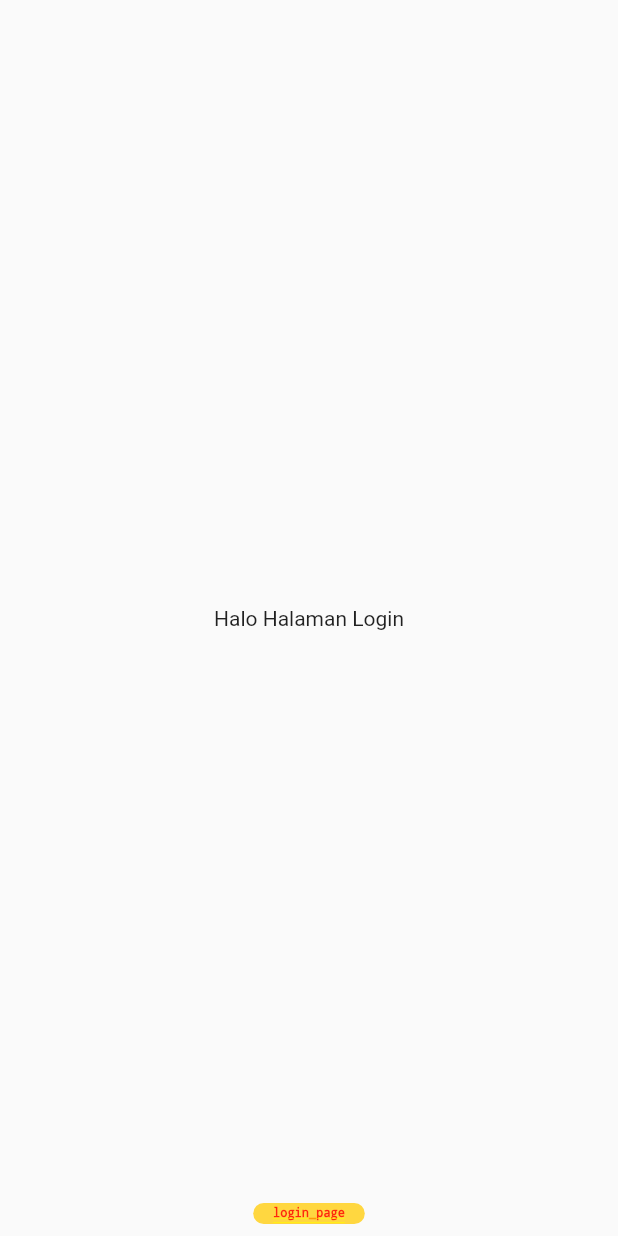
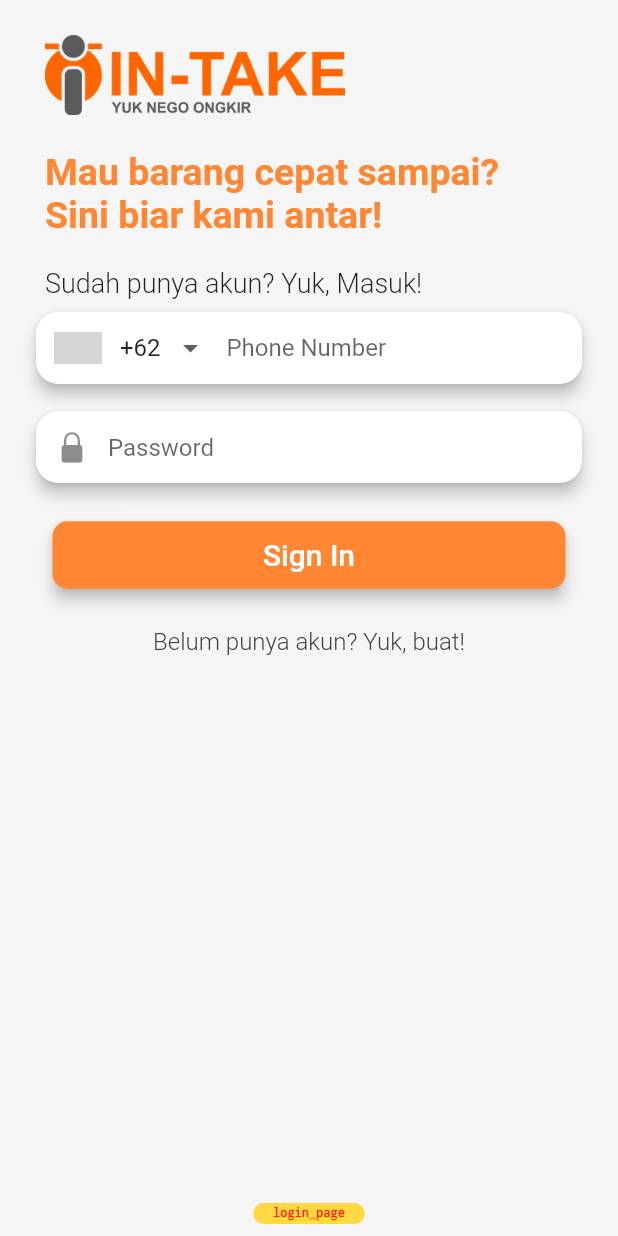
Before and after one commit to mrizkynurfajrie/antaranter-customer, a Flutter app: the screen it shows after launch, on a phone screen of 412 x 824 dp. Run offline on Flutter 3.47's test engine with Material 2 defaults, Android fonts, the phone set to English and light mode, and no system bars; drawn by our look-alikes of intl_phone_number_input; our stand-ins replace flutter_screenutil, get, get_storage; Roboto replaces fonts that are missing (DMSans); grey boxes are pictures that could not be loaded.

Commit message:
Log in ui has been made

```diff
--- a/lib/features/login/controller_login.dart
+++ b/lib/features/login/controller_login.dart
@@ -1,10 +1,15 @@
+import 'package:flutter/cupertino.dart';
 import 'package:get/get.dart';
-
+import 'package:intl_phone_number_input/intl_phone_number_input.dart';
 import 'api_login.dart';
-
-
 
 class ControllerLogin extends GetxController {
   final ApiLogin api;
   ControllerLogin({required this.api});
+
+  String initialCountry = 'ID';
+  PhoneNumber number = PhoneNumber(isoCode: 'ID');
+
+  var edtPhoneControl = TextEditingController();
+  var edtPassword = TextEditingController();
 }
--- a/lib/features/login/page_login.dart
+++ b/lib/features/login/page_login.dart
@@ -1,17 +1,114 @@
-
-
+import 'package:flutter/cupertino.dart';
 import 'package:flutter/material.dart';
 import 'package:get/get.dart';
-
+import 'package:intake_customer/shared/constans/colors.dart';
+import 'package:intake_customer/shared/widgets/uiComponenr.dart';
+import 'package:intl_phone_number_input/intl_phone_number_input.dart';
 import 'controller_login.dart';
 
-class PageLogin extends StatelessWidget {
+class PageLogin extends GetView<ControllerLogin> {
   const PageLogin({ Key? key }) : super(key: key);
 
   @override
   Widget build(BuildContext context) {
     return Scaffold(
-      body: Center(child: Text("Halo Halaman Login"),),
+      body: SafeArea(
+        child: Stack(
+          children: <Widget>[
+            Container(
+                height: MediaQuery.of(context).size.height,
+                width: MediaQuery.of(context).size.width,
+                color: Color(0xfff5f5f5)
+            ),
+            Column(
+              crossAxisAlignment: CrossAxisAlignment.start,
+              children: <Widget>[
+                Container(
+                  margin: EdgeInsets.only(top: 0, left: 30),
+                  child: Image(
+                    image: AssetImage("assets/logo/logo-besar.png"),
+                    height: 100,
+                    width: 200,
+                  ),
+                ),
+                Container(
+                  margin: EdgeInsets.only(top: 0, left: 30),
+                  child: Text(
+                    "Mau barang cepat sampai?\nSini biar kami antar!",
+                    style: TextStyle(
+                      fontSize: 25,
+                      color: AppColor.primaryColor.shade400,
+                      fontWeight: FontWeight.w600,
+                    ),
+                  ),
+                ),
+                Container(
+                  margin: EdgeInsets.only(top: 20, left: 30),
+                  child: Text(
+                    "Sudah punya akun? Yuk, Masuk!",
+                    style: TextStyle(
+                      fontSize: 18,
+                      fontWeight: FontWeight.w300,
+                    ),
+                  ),
+                ),
+                Container(
+                  margin: EdgeInsets.only(top: 5, left: 20, right: 20),
+                  child: Card(
+                    elevation: 4,
+                    shape: RoundedRectangleBorder(
+                        borderRadius: BorderRadius.circular(15)
+                    ),
+                    child: InternationalPhoneNumberInput(
+                      onInputChanged: (PhoneNumber value) {},
+                      textFieldController: controller.edtPhoneControl,
+                      initialValue: controller.number,
+                      hintText: 'Phone Number',
+                      inputBorder: InputBorder.none,
+                    ),
+                  ),
+                ),
+                Container(
+                  margin: EdgeInsets.only(top: 10, left: 20, right: 20),
+                  child: Card(
+                    elevation: 4,
+                    shape: RoundedRectangleBorder(
+                        borderRadius: BorderRadius.circular(15)),
+                    child: uiComponent().edtField(controller.edtPassword,
+                        prefIcon: Icon(CupertinoIcons.lock_fill)),
+                  ),
+                ),
+                Container(
+                  margin: EdgeInsets.only(top: 20, left: 35, right: 35),
+                  child: uiComponent().buttonStyle_one(
+                      'Sign In',
+                      context,
+                      AppColor.primaryColor.shade400,
+                          (){}
+                  ),
+                ),
+                Container(
+                  margin: EdgeInsets.only(top: 10),
+                  child: Align(
+                    alignment: Alignment.center,
+                    child: TextButton(
+                      onPressed: (){},
+                      child: Text(
+                        "Belum punya akun? Yuk, buat!",
+                        style: TextStyle(
+                          color: AppColor.bodyColor.shade800,
+                          fontSize: 16,
+                          fontWeight: FontWeight.w300,
+                        ),
+                      ),
+                    ),
+                  ),
+                )
+              ],
+            )
+          ],
+        ),
+      ),
     );
   }
 }
--- a/lib/routes/app_pages.dart
+++ b/lib/routes/app_pages.dart
@@ -1,6 +1,5 @@
 import 'package:get/get.dart';
 import 'package:intake_customer/features/login/page_login.dart';
-
 import 'app_routes.dart';
 
 
--- /dev/null
+++ b/lib/shared/widgets/uiComponenr.dart
@@ -0,0 +1,30 @@
+import 'package:flutter/material.dart';
+
+class uiComponent{
+
+  edtField(var edtController, {Icon? prefIcon}){
+    return TextField(
+      controller: edtController,
+      decoration: InputDecoration(
+          border: InputBorder.none,
+          contentPadding: EdgeInsets.only(top: 15, right: 20),
+          hintText: 'Password',
+          prefixIcon: prefIcon
+      ),
+    );
+  }
+
+  buttonStyle_one(String buttonName, BuildContext buttonContext, Color buttonColor, var buttonFuction) {
+    return ElevatedButton(
+        onPressed: buttonFuction,
+        style: ElevatedButton.styleFrom(
+            textStyle: TextStyle(fontSize: 20, fontWeight: FontWeight.w500),
+            elevation: 4,
+            fixedSize: Size(MediaQuery.of(buttonContext).size.width, 45),
+            shape: RoundedRectangleBorder(
+                borderRadius: BorderRadius.all(Radius.circular(10))),
+            primary: buttonColor),
+        child: Text(buttonName));
+  }
+
+}
--- a/pubspec.yaml
+++ b/pubspec.yaml
@@ -34,6 +34,7 @@ dependencies:
   flutter_screenutil: 5.3.0
   http: 0.13.4
   get_storage: 2.0.3
+  intl_phone_number_input: ^0.7.0+2
 
 dev_dependencies:
   flutter_test:
@@ -56,7 +57,10 @@ flutter:
 
   # To add assets to your application, add an assets section, like this:
   assets:
-    - assets/logo/
+    - assets/logo/logo-besar.png
+    - assets/logo/logo-kecil.png
+    - assets/logo/logo-besar-white.png
+    - assets/logo/logo-kecil-white.png
 
   # An image asset can refer to one or more resolution-specific "variants", see
   # https://flutter.dev/assets-and-images/#resolution-aware.
```
Also changed, not shown: pubspec.lock.
